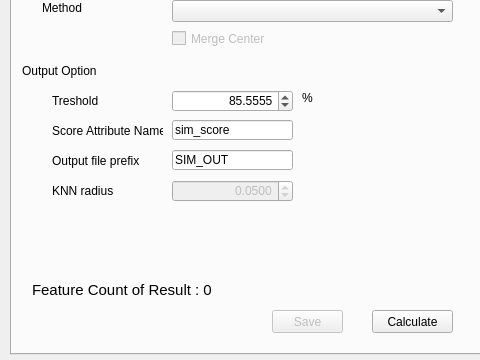
Above: similarity_plugin_dialog_base.ui from panickspa/SimilarityPlugin before the change; both pictures show x 0 to 480 and y 206 to 566 of the 864 by 566 pixel window. Below: the same form after it.
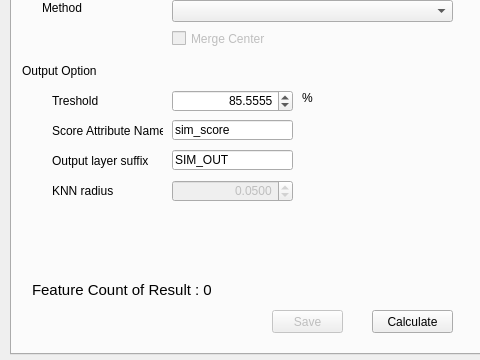
That is the form after the change. Custom widgets are drawn as their Qt base class.

Commit message: suffix plugin

Diff of the .ui file:
```diff
--- a/similarity_plugin_dialog_base.ui
+++ b/similarity_plugin_dialog_base.ui
@@ -399,7 +399,7 @@
       </rect>
      </property>
      <property name="text">
-      <string>Output file prefix</string>
+      <string>Output layer suffix</string>
      </property>
     </widget>
     <widget class="QLineEdit" name="prefLineEdit">
```
The commit also changes 1 other file.
